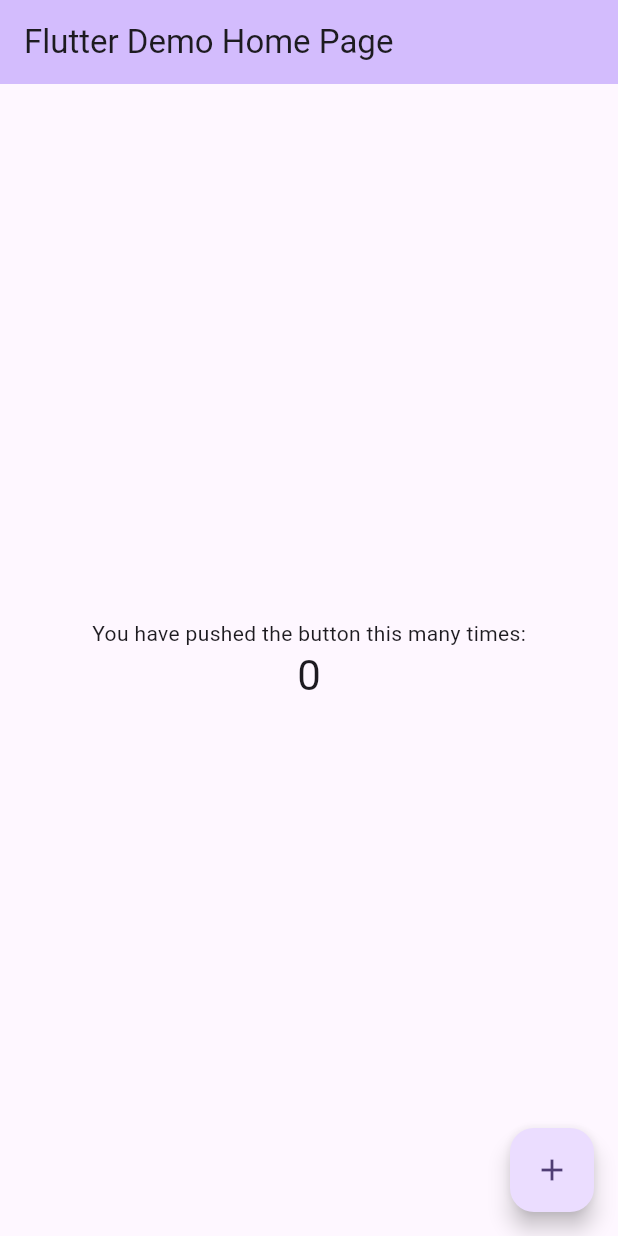
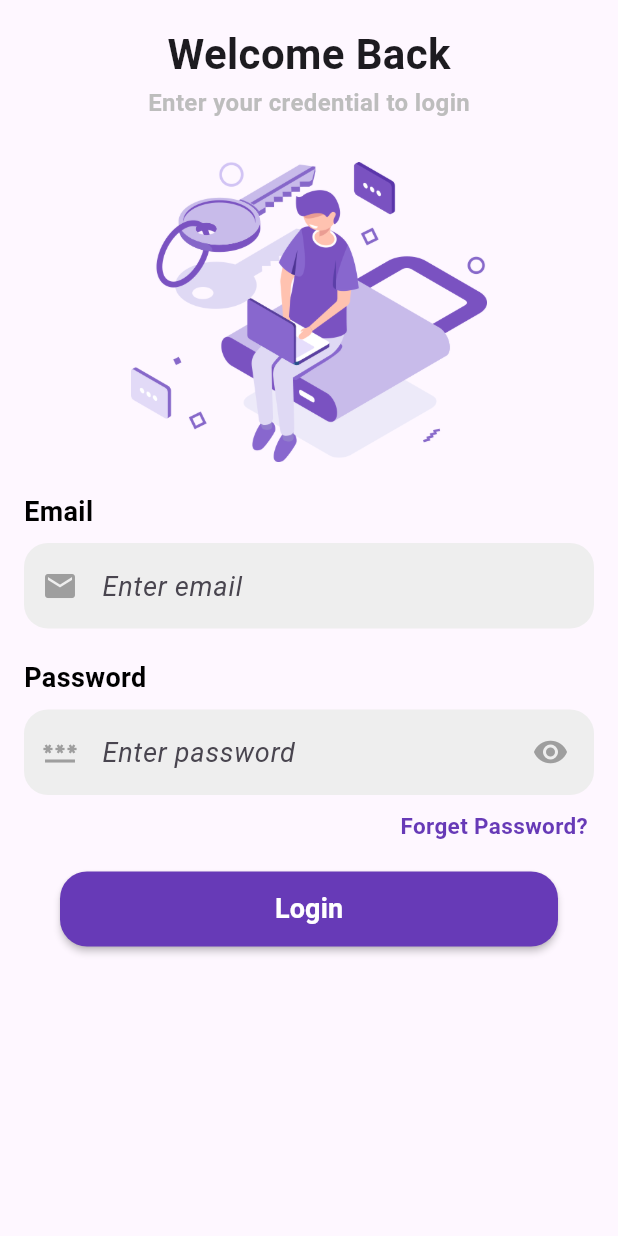
Before and after one commit to ganeshchay2021/Quize_app, a Flutter app: the screen it shows after launch, on a phone screen of 412 x 824 dp. Run offline on Flutter 3.47's test engine with Material 3 defaults, Android fonts, the phone set to English and light mode, and no system bars; drawn by our look-alikes of flutter_form_builder; our stand-ins replace email_validator.

Commit message:
login screen added

```diff
--- /dev/null
+++ b/lib/domain/constant/assets.dart
@@ -0,0 +1,5 @@
+class Assets {
+  //assets of the app
+  static String login = "assets/images/login.png";
+  static String signup = "assets/images/signup.png";
+}
--- /dev/null
+++ b/lib/domain/constant/ui_helper.dart
@@ -0,0 +1,32 @@
+import 'package:flutter/material.dart';
+
+class UiHelper {
+
+  //custom Text method
+  static customText({
+    required String text,
+    double? fontSize,
+    FontWeight? fontWeight,
+    Color? color,
+  }) {
+    return Text(
+      text,
+      style: TextStyle(
+        fontSize: fontSize,
+        color: color,
+        fontWeight: fontWeight,
+      ),
+    );
+  }
+
+  //custom asset image
+  static assetsImage(
+      {required String image, BoxFit? boxFit, double? height, double? width}) {
+    return Image.asset(
+      image,
+      height: height,
+      width: width,
+      fit: boxFit,
+    );
+  }
+}
--- a/lib/main.dart
+++ b/lib/main.dart
@@ -1,4 +1,5 @@
 import 'package:flutter/material.dart';
+import 'package:quiz_app/pages/login/login_screen.dart';
 
 void main() {
   runApp(const MyApp());
@@ -10,60 +11,6 @@ class MyApp extends StatelessWidget {
   @override
   Widget build(BuildContext context) {
     return MaterialApp(
-      title: 'Flutter Demo',
-      theme: ThemeData(
-        colorScheme: ColorScheme.fromSeed(seedColor: Colors.deepPurple),
-        useMaterial3: true,
-      ),
-      home: const MyHomePage(title: 'Flutter Demo Home Page'),
-    );
+        title: 'Quiz App', theme: ThemeData(), home: const LoginScreen());
   }
 }
-
-class MyHomePage extends StatefulWidget {
-  const MyHomePage({super.key, required this.title});
-
-  final String title;
-
-  @override
-  State<MyHomePage> createState() => _MyHomePageState();
-}
-
-class _MyHomePageState extends State<MyHomePage> {
-  int _counter = 0;
-
-  void _incrementCounter() {
-    setState(() {
-      _counter++;
-    });
-  }
-
-  @override
-  Widget build(BuildContext context) {
-    return Scaffold(
-      appBar: AppBar(
-        backgroundColor: Theme.of(context).colorScheme.inversePrimary,
-        title: Text(widget.title),
-      ),
-      body: Center(
-        child: Column(
-          mainAxisAlignment: MainAxisAlignment.center,
-          children: <Widget>[
-            const Text(
-              'You have pushed the button this many times:',
-            ),
-            Text(
-              '$_counter',
-              style: Theme.of(context).textTheme.headlineMedium,
-            ),
-          ],
-        ),
-      ),
-      floatingActionButton: FloatingActionButton(
-        onPressed: _incrementCounter,
-        tooltip: 'Increment',
-        child: const Icon(Icons.add),
-      ),
-    );
-  }
-}
--- /dev/null
+++ b/lib/pages/login/login_screen.dart
@@ -0,0 +1,145 @@
+import 'package:email_validator/email_validator.dart';
+import 'package:flutter/material.dart';
+import 'package:flutter_form_builder/flutter_form_builder.dart';
+import 'package:quiz_app/domain/constant/assets.dart';
+import 'package:quiz_app/domain/constant/ui_helper.dart';
+import 'package:quiz_app/pages/login/widgets/login_header_text.dart';
+import 'package:quiz_app/pages/widgets/custom_button.dart';
+import 'package:quiz_app/pages/widgets/custom_text_field.dart';
+
+class LoginScreen extends StatefulWidget {
+  const LoginScreen({super.key});
+
+  @override
+  State<LoginScreen> createState() => _LoginScreenState();
+}
+
+class _LoginScreenState extends State<LoginScreen> {
+  // TextControllers to capture user input for email and password.
+  TextEditingController emailController = TextEditingController();
+  TextEditingController passwordController = TextEditingController();
+
+  //declared global key
+  final GlobalKey<FormBuilderState> _loginFormKey =
+      GlobalKey<FormBuilderState>();
+
+  @override
+  Widget build(BuildContext context) {
+    return Scaffold(
+      body: SafeArea(
+        child: FormBuilder(
+          key: _loginFormKey, //login form key
+          child: SingleChildScrollView(
+            child: GestureDetector(
+              onTap: () {
+                //unfocused the keyboard
+                FocusScope.of(context).unfocus();
+              },
+              child: Column(
+                mainAxisAlignment: MainAxisAlignment
+                    .start, // Align the children widgets to the top.
+                children: [
+                  const SizedBox(
+                    height: 20,
+                  ),
+
+                  // Custom widget for login screen header.
+                  const LoginHeaderText(),
+
+                  const SizedBox(
+                    height: 30,
+                  ),
+
+                  // Displays the login screen image.
+                  UiHelper.assetsImage(
+                    image: Assets.login,
+                    height: 200,
+                    boxFit: BoxFit.cover,
+                  ),
+
+                  const SizedBox(
+                    height: 20,
+                  ),
+
+                  //custom text field
+                  CustomTextField(
+                    bottomMargin: 20, // Adds margin below the text field.
+                    controller:
+                        emailController, // Controller to manage email input.
+                    fieldName: "Email", // Field name for reference.
+                    title: "Email", // Title displayed above the text field.
+                    hintText: "Enter email", // Hint text inside the text field.
+                    icon: Icons.email, // Icon inside the text field.
+                    validator: (value) {
+                      // Email validation logic.
+                      if (value == null || value.isEmpty) {
+                        return "Email can't be empty";
+                      } else if (EmailValidator.validate(value)) {
+                        return null; // Return null if email is valid.
+                      } else {
+                        return "Please enter a valid email";
+                      }
+                    },
+                  ),
+
+                  //custom text field
+                  CustomTextField(
+                    isPasswordField: true, // Marks this as a password field.
+                    bottomMargin: 10, // Adds margin below the password field.
+                    controller:
+                        passwordController, // Controller to manage password input.
+                    fieldName: "Password", // Field name for reference.
+                    title:
+                        "Password", // Title displayed above the password field.
+                    hintText:
+                        "Enter password", // Hint text inside the password field.
+                    icon: Icons.password, // Icon inside the password field.
+                    validator: (value) {
+                      // Password validation logic.
+                      if (value == null || value.isEmpty) {
+                        return "Password can't be empty";
+                      } else {
+                        return null; // Return null if password is valid.
+                      }
+                    },
+                  ),
+                  Padding(
+                    padding: const EdgeInsets.symmetric(
+                      horizontal: 20,
+                    ),
+                    child: Row(
+                      mainAxisAlignment: MainAxisAlignment.end,
+                      children: [
+                        InkWell(
+                          child: UiHelper.customText(
+                            text: "Forget Password?", // Text for the link.
+                            color: Colors.deepPurple, // Color of the link text.
+                            fontSize: 15, // Font size for the text.
+                            fontWeight:
+                                FontWeight.w600, // Font weight for the text.
+                          ),
+                        )
+                      ],
+                    ),
+                  ),
+
+                  //custom login button
+                  CustomButton(
+                    onTap: () {
+                      FocusScope.of(context).unfocus();
+
+                      if (_loginFormKey.currentState!.saveAndValidate()) {}
+                    },
+                    horizontalMargin: 40,
+                    btnName: "Login",
+                    btnColor: Colors.deepPurple,
+                  ),
+                ],
+              ),
+            ),
+          ),
+        ),
+      ),
+    );
+  }
+}
--- /dev/null
+++ b/lib/pages/login/widgets/login_header_text.dart
@@ -0,0 +1,40 @@
+import 'package:flutter/material.dart';
+
+class LoginHeaderText extends StatelessWidget {
+  const LoginHeaderText({
+    super.key,
+  });
+
+  @override
+  Widget build(BuildContext context) {
+    return Column(
+      children: [
+        //welcome Text
+        const Text(
+          "Welcome Back",
+          style: TextStyle(
+            fontWeight: FontWeight.bold,
+            fontSize: 28,
+            height: 1.2,
+          ),
+        ),
+
+        //sized box
+        const SizedBox(
+          height: 5,
+        ),
+
+        //some informative text
+        Text(
+          "Enter your credential to login",
+          style: TextStyle(
+            fontWeight: FontWeight.bold,
+            color: Colors.grey.shade400,
+            height: 1.2,
+            fontSize: 16,
+          ),
+        ),
+      ],
+    );
+  }
+}
--- /dev/null
+++ b/lib/pages/widgets/custom_button.dart
@@ -0,0 +1,38 @@
+// ignore_for_file: public_member_api_docs, sort_constructors_first
+import 'package:flutter/material.dart';
+
+import 'package:quiz_app/domain/constant/ui_helper.dart';
+
+class CustomButton extends StatelessWidget {
+  final String btnName;
+  final Color btnColor;
+  final double horizontalMargin;
+  final VoidCallback onTap;
+
+  const CustomButton({
+    super.key,
+    required this.btnName,
+    required this.btnColor,
+    required this.horizontalMargin, required this.onTap,
+  });
+
+  @override
+  Widget build(BuildContext context) {
+    return Padding(
+      padding: EdgeInsets.symmetric(horizontal: horizontalMargin, vertical: 20),
+      child: MaterialButton(
+        onPressed: onTap,
+        color: btnColor,
+        height: 50,
+        shape: RoundedRectangleBorder(borderRadius: BorderRadius.circular(18)),
+        minWidth: double.infinity,
+        child: UiHelper.customText(
+          text: btnName,
+          fontSize: 18,
+          color: Colors.white,
+          fontWeight: FontWeight.w600,
+        ),
+      ),
+    );
+  }
+}
--- /dev/null
+++ b/lib/pages/widgets/custom_text_field.dart
@@ -0,0 +1,129 @@
+// ignore_for_file: public_member_api_docs, sort_constructors_first
+import 'package:flutter/material.dart';
+import 'package:flutter_form_builder/flutter_form_builder.dart';
+
+class CustomTextField extends StatefulWidget {
+  final String fieldName;
+  final String title;
+  final String hintText;
+  final TextEditingController? controller;
+  final IconData icon;
+  final double bottomMargin;
+  final bool isPasswordField;
+  final FormFieldValidator<String?> validator;
+  final String? initialValue;
+  final bool numKeyboardType;
+
+  const CustomTextField({
+    super.key,
+    required this.fieldName,
+    required this.title,
+    required this.hintText,
+    this.controller,
+    required this.icon,
+    this.bottomMargin = 18,
+    this.isPasswordField = false,
+    required this.validator,
+    this.initialValue,
+    this.numKeyboardType = false,
+  });
+
+  @override
+  State<CustomTextField> createState() => _CustomTextFieldState();
+}
+
+class _CustomTextFieldState extends State<CustomTextField> {
+  bool obscureText = true;
+  bool numberKeyboard = false;
+
+  @override
+  Widget build(BuildContext context) {
+    return Container(
+      margin: EdgeInsets.only(bottom: widget.bottomMargin),
+      padding: const EdgeInsets.symmetric(horizontal: 16),
+      child: Column(
+        crossAxisAlignment: CrossAxisAlignment.start,
+        children: [
+          Text(
+            widget.title,
+            style: const TextStyle(
+              color: Colors.black,
+              fontWeight: FontWeight.bold,
+              fontSize: 18,
+            ),
+          ),
+          const SizedBox(
+            height: 8,
+          ),
+          FormBuilderTextField(
+            style: const TextStyle(fontSize: 18),
+            controller: widget.controller,
+            name: widget.fieldName,
+            obscureText: widget.isPasswordField ? obscureText : false,
+            validator: widget.validator,
+            initialValue: widget.initialValue,
+            keyboardType: widget.numKeyboardType
+                ? TextInputType.number
+                : TextInputType.text,
+            decoration: InputDecoration(
+              errorStyle: const TextStyle(fontSize: 15),
+              contentPadding:
+                  const EdgeInsets.symmetric(horizontal: 20, vertical: 15),
+              prefixIcon: Icon(
+                widget.icon,
+                color: Colors.grey,
+              ),
+              suffixIcon: widget.isPasswordField
+                  ? Container(
+                      padding: const EdgeInsets.only(right: 10),
+                      decoration: BoxDecoration(
+                        borderRadius: BorderRadius.circular(16),
+                      ),
+                      child: InkWell(
+                        onTap: () {
+                          setState(() {
+                            obscureText = !obscureText;
+                          });
+                        },
+                        child: Icon(
+                          obscureText ? Icons.visibility : Icons.visibility_off,
+                          color: Colors.grey,
+                        ),
+                      ),
+                    )
+                  : null,
+              hintText: widget.hintText,
+              hintStyle: const TextStyle(fontStyle: FontStyle.italic),
+              fillColor: Colors.grey.shade200,
+              filled: true,
+              border: OutlineInputBorder(
+                borderSide: BorderSide.none,
+                borderRadius: BorderRadius.circular(16),
+              ),
+              enabledBorder: OutlineInputBorder(
+                borderSide: BorderSide.none,
+                borderRadius: BorderRadius.circular(16),
+              ),
+              focusedBorder: OutlineInputBorder(
+                borderSide: BorderSide.none,
+                borderRadius: BorderRadius.circular(16),
+              ),
+              disabledBorder: OutlineInputBorder(
+                borderSide: BorderSide.none,
+                borderRadius: BorderRadius.circular(16),
+              ),
+              errorBorder: OutlineInputBorder(
+                borderSide: BorderSide.none,
+                borderRadius: BorderRadius.circular(16),
+              ),
+              focusedErrorBorder: OutlineInputBorder(
+                borderSide: BorderSide.none,
+                borderRadius: BorderRadius.circular(16),
+              ),
+            ),
+          ),
+        ],
+      ),
+    );
+  }
+}
--- a/pubspec.yaml
+++ b/pubspec.yaml
@@ -35,6 +35,8 @@ dependencies:
   # The following adds the Cupertino Icons font to your application.
   # Use with the CupertinoIcons class for iOS style icons.
   cupertino_icons: ^1.0.6
+  flutter_form_builder:
+  email_validator:
 
 dev_dependencies:
   flutter_test:
@@ -59,8 +61,8 @@ flutter:
   uses-material-design: true
 
   # To add assets to your application, add an assets section, like this:
-  # assets:
-  #   - images/a_dot_burr.jpeg
+  assets:
+    - assets/images/
   #   - images/a_dot_ham.jpeg
 
   # An image asset can refer to one or more resolution-specific "variants", see
```
Also changed, not shown: assets/images/login.png (added), assets/images/signup.png (added), pubspec.lock.
